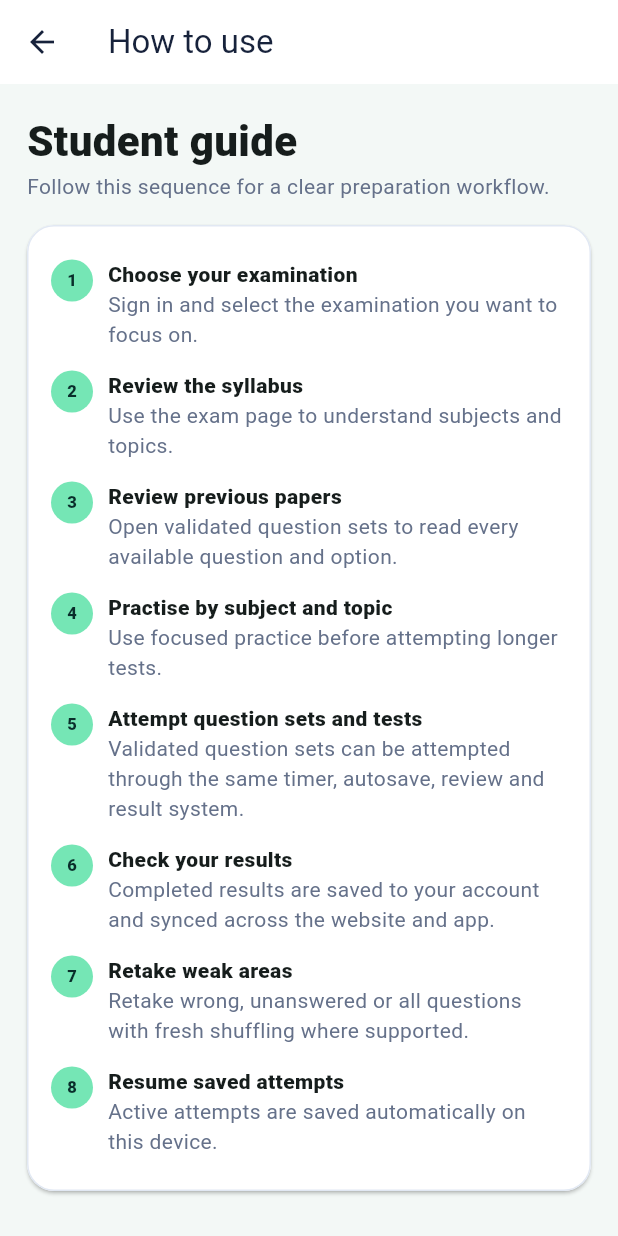
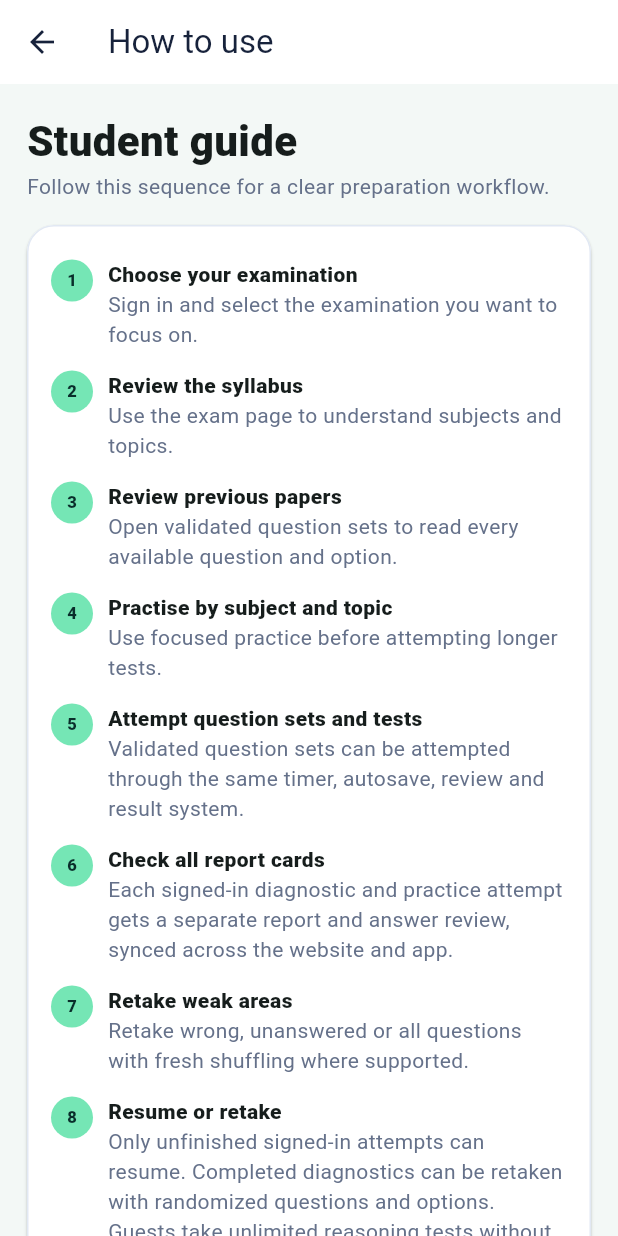
Before and after one commit to Programmer-s-Picnic/exams, a Flutter app: the GuidePage screen opened directly, on a phone screen of 412 x 824 dp. Run offline on Flutter 3.47's test engine with Material 3 defaults, Android fonts, the phone set to English and light mode, and no system bars; our stand-ins replace google_sign_in, shared_preferences; accounts and stored records are empty; network calls fail.

Commit message:
Flutter report privacy: unlimited unsaved guest tests, permanent signed-in attempt history and retakes

```diff
--- a/flutter_app/lib/main.dart
+++ b/flutter_app/lib/main.dart
@@ -1142,9 +1142,9 @@ class GuidePage extends StatelessWidget{
         GuideStep(3,'Review previous papers','Open validated question sets to read every available question and option.'),
         GuideStep(4,'Practise by subject and topic','Use focused practice before attempting longer tests.'),
         GuideStep(5,'Attempt question sets and tests','Validated question sets can be attempted through the same timer, autosave, review and result system.'),
-        GuideStep(6,'Check your results','Completed results are saved to your account and synced across the website and app.'),
+        GuideStep(6,'Check all report cards','Each signed-in diagnostic and practice attempt gets a separate report and answer review, synced across the website and app.'),
         GuideStep(7,'Retake weak areas','Retake wrong, unanswered or all questions with fresh shuffling where supported.'),
-        GuideStep(8,'Resume saved attempts','Active attempts are saved automatically on this device.'),
+        GuideStep(8,'Resume or retake','Only unfinished signed-in attempts can resume. Completed diagnostics can be retaken with randomized questions and options. Guests take unlimited reasoning tests without saving data.'),
       ])),
       const DeveloperCredit(),
     ]),
@@ -1335,8 +1335,8 @@ class _Instructions extends State<Instructions>{
 }
 
 class TestPage extends StatefulWidget{
-  final Map<String,dynamic>t;final String mode,feedback;final Map<String,dynamic>?saved;final VoidCallback done;final bool sound;
-  const TestPage({super.key,required this.t,required this.mode,required this.feedback,required this.done,this.saved,this.sound=true});
+  final Map<String,dynamic>t;final String mode,feedback;final Map<String,dynamic>?saved;final VoidCallback done;final bool sound,guest;
+  const TestPage({super.key,required this.t,required this.mode,required this.feedback,required this.done,this.saved,this.sound=true,this.guest=false});
   @override State<TestPage>createState()=>_TestPage();
 }
 class _TestPage extends State<TestPage>{
@@ -1389,7 +1389,7 @@ class _TestPage extends State<TestPage>{
       save();
     }
   }
-  Future<void>save()=>Store.set('active',{
+  Future<void>save()=>widget.guest?Future<void>.value():Store.set('active',{
     'testId':widget.t['id'],'test':widget.t,'title':widget.t['title'],
     'mode':widget.mode,'feedback':widget.feedback,'current':i,
     'answers':ans,'checked':checked,'review':review,'seconds':sec,'elapsed':elapsed,'startedAt':startedAt
@@ -1440,7 +1440,7 @@ class _TestPage extends State<TestPage>{
     }
     final percent=totalMarks<=0?0:max(0,((score/totalMarks)*100).round());
     final result={
-      'id':'result-${DateTime.now().millisecondsSinceEpoch}',
+      'id':'result-${DateTime.now().millisecondsSinceEpoch}-${Random().nextInt(0x7fffffff)}',
       'title':widget.t['title'],'testId':widget.t['id'],'baseTestId':widget.t['baseTestId']??widget.t['id'],
       'type':widget.t['type']??'practice','examId':widget.t['examId']??(widget.t['examIds']as List?)?.first,
       'correct':right,'incorrect':wrongCount,'unanswered':qs.length-right-wrongCount,
@@ -1451,13 +1451,17 @@ class _TestPage extends State<TestPage>{
       'timeSeconds':max(1,((DateTime.now().millisecondsSinceEpoch-startedAt)/1000).floor()),
       'marking':marking,'markingMode':markingMode,
     };
-    final all=await Store.list('results');
-    all.insert(0,result);
-    await Store.set('results',all);
-    await saveResultToServer(result);
-    await Store.del('active');
-    widget.done();
-    if(mounted)Navigator.pushReplacement(context,MaterialPageRoute(builder:(_)=>ResultPage(t:widget.t,r:Map<String,dynamic>.from(result),done:widget.done,sound:widget.sound)));
+    if(!widget.guest){
+      final all=await Store.list('results');
+      all.insert(0,result);
+      try{await Store.set('results',all);}catch(_){/* Server sync remains available. */}
+      await saveResultToServer(result);
+      await Store.del('active');
+      widget.done();
+    }
+    if(mounted)Navigator.pushReplacement(context,MaterialPageRoute(builder:(_)=>ResultPage(
+      t:widget.t,r:Map<String,dynamic>.from(result),done:widget.done,sound:widget.sound,guest:widget.guest,
+    )));
   }
   void palette()=>showModalBottomSheet(
     context:context,
@@ -1487,7 +1491,7 @@ class _TestPage extends State<TestPage>{
       canPop:false,
       child:Scaffold(
         appBar:AppBar(
-          leading:IconButton(onPressed:()async{await save();if(c.mounted)Navigator.pop(c);},icon:const Icon(Icons.close)),
+          leading:IconButton(onPressed:()async{if(!widget.guest)await save();if(c.mounted)Navigator.pop(c);},icon:const Icon(Icons.close)),
           title:Column(crossAxisAlignment:CrossAxisAlignment.start,children:[
             Text('${widget.t['title']}',style:const TextStyle(fontSize:14,fontWeight:FontWeight.w800)),
             Text('Question ${i+1} of ${qs.length}',style:const TextStyle(fontSize:11)),
@@ -1542,8 +1546,8 @@ class _TestPage extends State<TestPage>{
 }
 
 class ResultPage extends StatelessWidget{
-  final Map<String,dynamic>t,r;final VoidCallback done;final bool sound;
-  const ResultPage({super.key,required this.t,required this.r,required this.done,this.sound=true});
+  final Map<String,dynamic>t,r;final VoidCallback done;final bool sound,guest;
+  const ResultPage({super.key,required this.t,required this.r,required this.done,this.sound=true,this.guest=false});
   List<int?>get ans=>List<int?>.from(r['answers']??[]);
   List<Map<String,dynamic>>get questions=>List<Map<String,dynamic>>.from(r['questions']??t['questions']??[]);
   List<Map<String,dynamic>>pick(String mode)=>questions.asMap().entries.where((e){
@@ -1571,7 +1575,7 @@ class ResultPage extends StatelessWidget{
   }
   void retake(BuildContext c,String mode){
     if(pick(mode).isEmpty)return;
-    instructions(c,mixed(mode),done,sound:sound);
+    instructions(c,mixed(mode),done,sound:sound,guest:guest);
   }
   @override Widget build(BuildContext c){
     final diagnostic=r['type']=='diagnostic';
@@ -1637,7 +1641,7 @@ class ResultPage extends StatelessWidget{
         ]else...[
           const TitleText('Focus areas'),
           Box(child:Text(weak==null?'Review unanswered questions and take more practice.':'Begin with $weak, then retake the diagnostic after further practice.')),
-          FilledButton(onPressed:()=>instructions(c,t,done,sound:sound),child:const Text('Retake diagnostic')),
+          FilledButton(onPressed:()=>instructions(c,t,done,sound:sound,guest:guest),child:const Text('Retake diagnostic')),
         ],
         const TitleText('Review answers'),
         ...questions.asMap().entries.map((e){
@@ -1672,8 +1676,8 @@ class ResultsPage extends StatelessWidget{
   @override Widget build(BuildContext c){
     if(items.isEmpty)return const Center(child:Padding(padding:EdgeInsets.all(24),child:Text('Complete a test to begin measuring progress.')));
     return ListView(padding:const EdgeInsets.all(18),children:[
-      const Text('Your results',style:TextStyle(fontSize:28,fontWeight:FontWeight.w900)),
-      const Text('Results are saved to your account and available on your signed-in devices.',style:TextStyle(color:muted)),
+      const Text('All Report Cards',style:TextStyle(fontSize:28,fontWeight:FontWeight.w900)),
+      Text('${items.length} saved report cards, including ${items.where((r)=>r['type']=='diagnostic').length} diagnostic attempts. Each original result and answer review is kept separately and synced to your account.',style:const TextStyle(color:muted)),
       const SizedBox(height:14),
       ...items.map((raw){
         final r=Map<String,dynamic>.from(raw);
```
